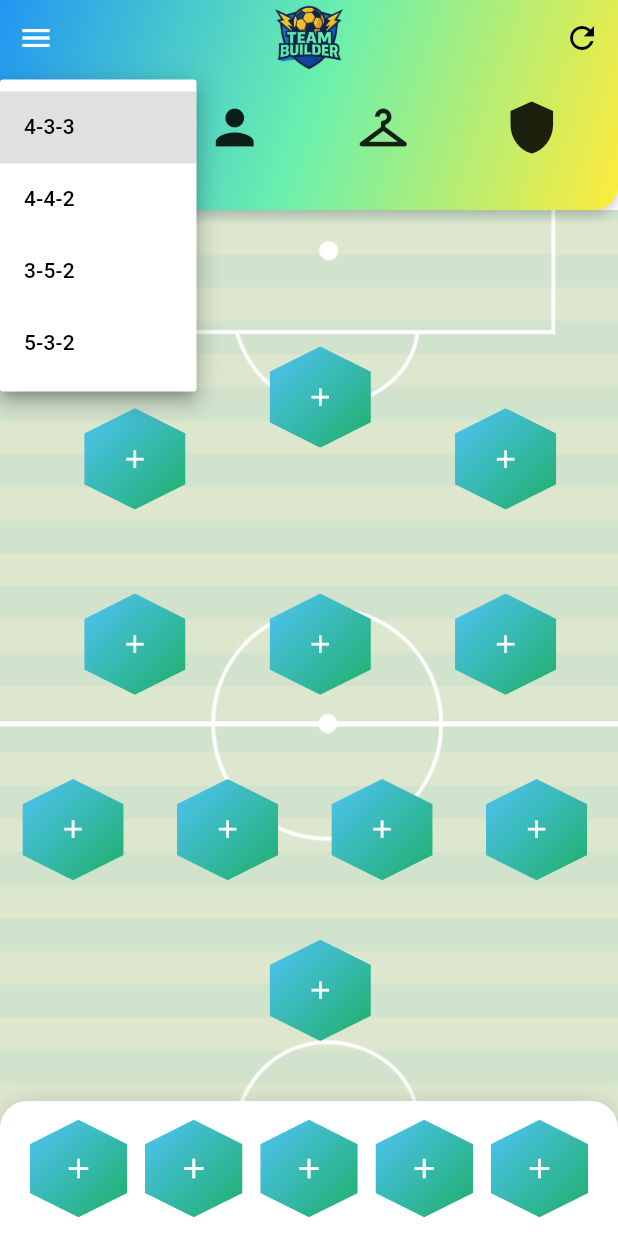
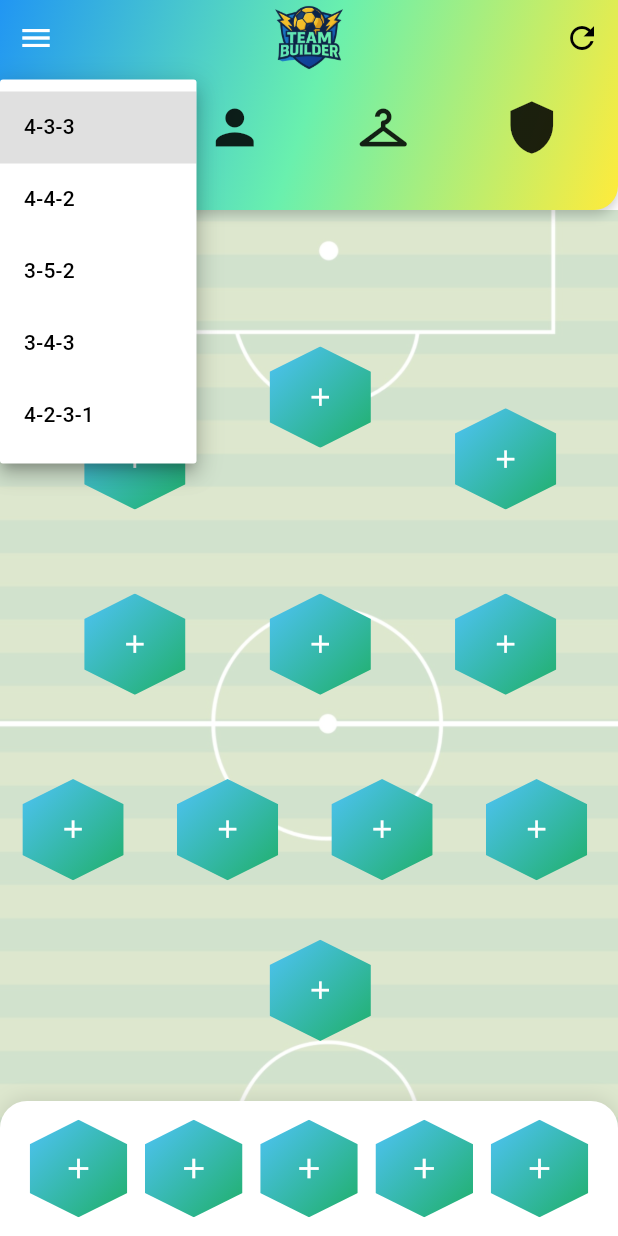
Before and after one commit to WilliamAGENEAU/inazuma_eleven_team_builder, a Flutter app: the screen it shows after launch, after a tap on "4-3-3", on a phone screen of 412 x 824 dp. Run offline on Flutter 3.47's test engine with Material 3 defaults, Android fonts, the phone set to English and light mode, and no system bars; our stand-ins replace cloud_firestore, firebase_core, fluttericon, google_fonts; missing offline and left inert: layout, shrink_sidemenu; accounts and stored records are empty.

Commit message:
nagumohara et formations

```diff
--- a/lib/sections/home/home_page.dart
+++ b/lib/sections/home/home_page.dart
@@ -30,7 +30,13 @@ class _HomePageState extends State<HomePage> {
   List<Joueur?> hexPlayers = List.filled(11, null);
   List<Joueur?> remplacants = List.filled(5, null);
 
-  final List<String> formations = ["4-3-3", "4-4-2", "3-5-2", "5-3-2"];
+  final List<String> formations = [
+    "4-3-3",
+    "4-4-2",
+    "3-5-2",
+    "3-4-3",
+    "4-2-3-1",
+  ];
   final GlobalKey<SideMenuState> sideMenuKey = GlobalKey<SideMenuState>();
 
   // === Actions ===
--- a/lib/values/values.dart
+++ b/lib/values/values.dart
@@ -23,6 +23,14 @@ final Map<String, List<Offset>> formationPositions = {
     Offset(0.2, 0.5), Offset(0.5, 0.5), Offset(0.8, 0.5), // Milieu
     Offset(0.2, 0.35), Offset(0.5, 0.30), Offset(0.8, 0.35), // Attaque
   ],
+  "4-2-3-1": [
+    Offset(0.5, 0.78), // Gardien
+    Offset(0.1, 0.65), Offset(0.35, 0.65),
+    Offset(0.6, 0.65), Offset(0.85, 0.65), // Défense
+    Offset(0.35, 0.5), Offset(0.65, 0.5),
+    Offset(0.2, 0.4), Offset(0.5, 0.4), Offset(0.8, 0.4),
+    Offset(0.5, 0.3), // Attaque
+  ],
   "4-4-2": [
     Offset(0.5, 0.78),
     Offset(0.1, 0.65), Offset(0.35, 0.65),
@@ -47,17 +55,15 @@ final Map<String, List<Offset>> formationPositions = {
     Offset(0.3, 0.3),
     Offset(0.7, 0.3),
   ],
-  "5-3-2": [
+  "3-4-3": [
     Offset(0.5, 0.78),
-    Offset(0.15, 0.7),
-    Offset(0.3, 0.75),
-    Offset(0.5, 0.75),
-    Offset(0.7, 0.75),
-    Offset(0.85, 0.7),
-    Offset(0.2, 0.6),
-    Offset(0.5, 0.6),
-    Offset(0.8, 0.6),
-    Offset(0.4, 0.45),
-    Offset(0.6, 0.45),
+    Offset(0.2, 0.65),
+    Offset(0.5, 0.65),
+    Offset(0.8, 0.65),
+    Offset(0.1, 0.5),
+    Offset(0.35, 0.5),
+    Offset(0.6, 0.5),
+    Offset(0.85, 0.5),
+    Offset(0.2, 0.35), Offset(0.5, 0.30), Offset(0.8, 0.35), // Attaque
   ],
 };
--- a/lib/widget/team_header.dart
+++ b/lib/widget/team_header.dart
@@ -94,6 +94,7 @@ class TeamHeader extends StatelessWidget {
                     // Formation
                     Expanded(
                       child: DropdownButtonFormField<String>(
+                        isExpanded: true, // ⬅️ super important !
                         decoration: const InputDecoration(
                           filled: true,
                           fillColor: Colors.white,
@@ -101,7 +102,7 @@ class TeamHeader extends StatelessWidget {
                             borderSide: BorderSide.none,
                           ),
                           contentPadding: EdgeInsets.symmetric(
-                            horizontal: 12,
+                            horizontal: 4,
                             vertical: 8,
                           ),
                         ),
@@ -112,6 +113,8 @@ class TeamHeader extends StatelessWidget {
                                 value: f,
                                 child: Text(
                                   f,
+                                  overflow: TextOverflow
+                                      .ellipsis, // ⬅️ évite le dépassement
                                   style: const TextStyle(fontSize: 14),
                                 ),
                               ),
```
Also changed, not shown: lib/widget/player_selector_bottom_sheet.dart (+50 -10 lines), assets/images/coachs/destin.png (added), assets/images/players/alix.png (added), assets/images/players/briar.png (added), assets/images/players/cade.png (added), assets/images/players/cedric.png (added), assets/images/players/raika.png (added), assets/images/players/thierry.png (added), assets/images/teams/nagumohara.png (added).
